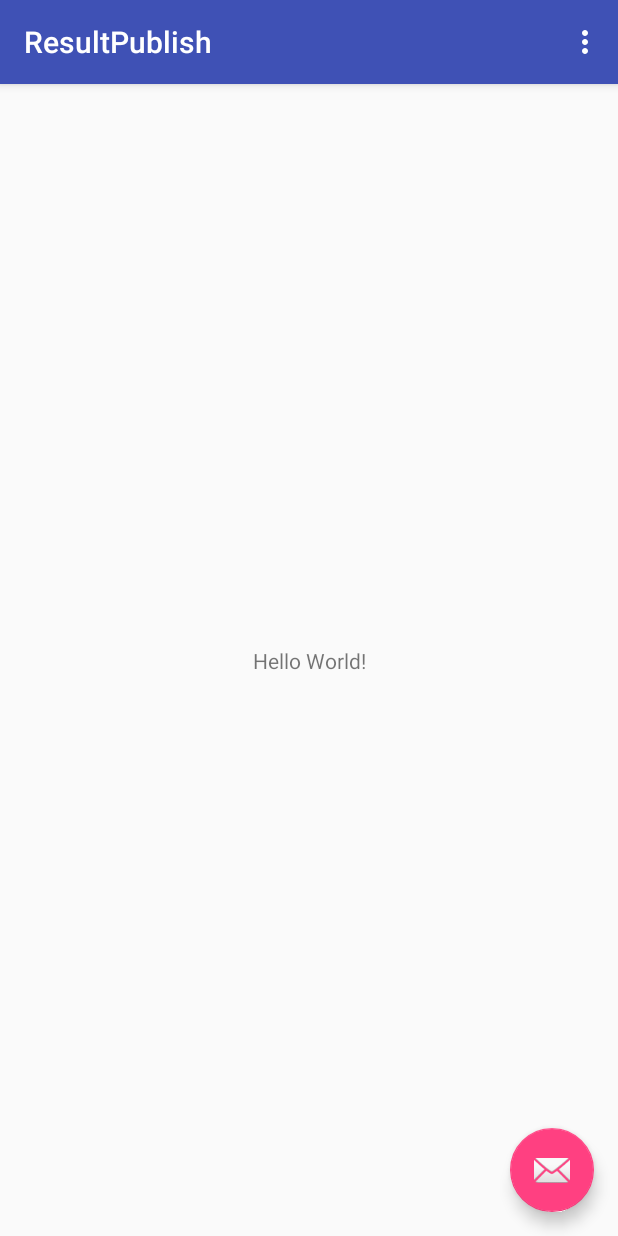
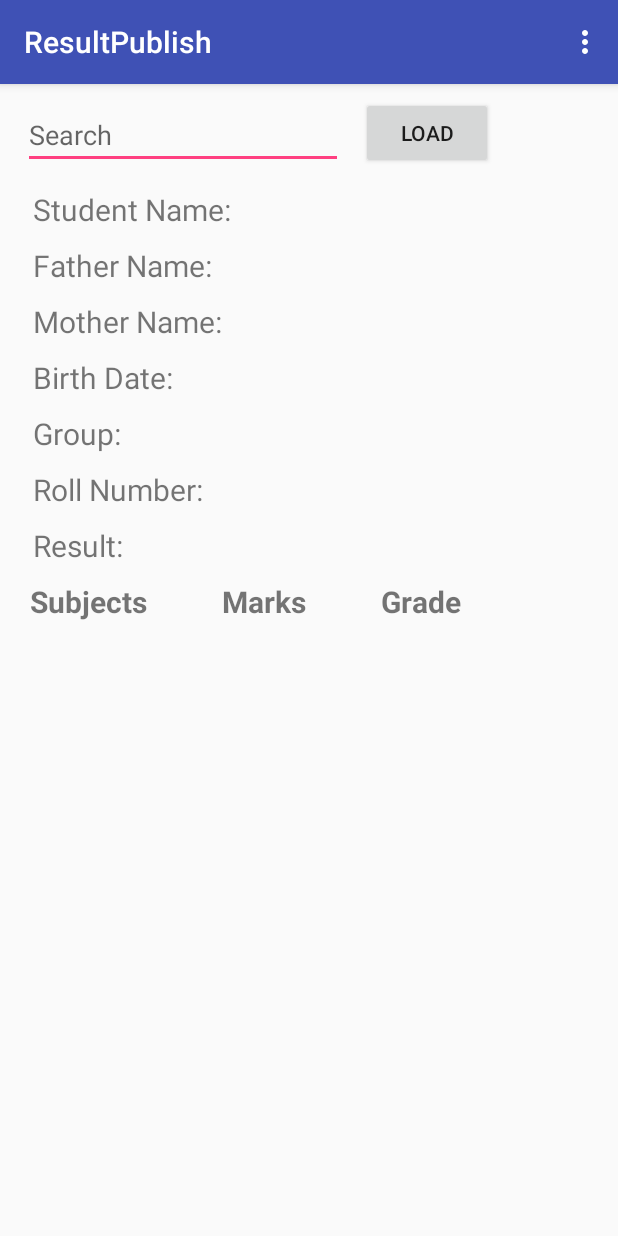
Before and after one commit to mkhan9047/ResultPublish, an Android app: the screen it shows after launch (MainActivity), on a phone screen of 412 x 824 dp. Run offline under Robolectric (Android 15) with nearby library versions, the phone set to English and light mode, and no system bars.

Commit message:
UI added

```diff
--- a/app/src/main/AndroidManifest.xml
+++ b/app/src/main/AndroidManifest.xml
@@ -19,6 +19,7 @@
                 <category android:name="android.intent.category.LAUNCHER" />
             </intent-filter>
         </activity>
+        <activity android:name=".SaveMarks"></activity>
     </application>
 
 </manifest>
--- a/app/src/main/java/com/example/mujahid/resultpublish/MainActivity.java
+++ b/app/src/main/java/com/example/mujahid/resultpublish/MainActivity.java
@@ -1,5 +1,6 @@
 package com.example.mujahid.resultpublish;
 
+import android.content.Intent;
 import android.os.Bundle;
 import android.support.design.widget.FloatingActionButton;
 import android.support.design.widget.Snackbar;
@@ -18,14 +19,7 @@ public class MainActivity extends AppCompatActivity {
         Toolbar toolbar = (Toolbar) findViewById(R.id.toolbar);
         setSupportActionBar(toolbar);
 
-        FloatingActionButton fab = (FloatingActionButton) findViewById(R.id.fab);
-        fab.setOnClickListener(new View.OnClickListener() {
-            @Override
-            public void onClick(View view) {
-                Snackbar.make(view, "Replace with your own action", Snackbar.LENGTH_LONG)
-                        .setAction("Action", null).show();
-            }
-        });
+
     }
 
     @Override
@@ -44,6 +38,9 @@ public class MainActivity extends AppCompatActivity {
 
         //noinspection SimplifiableIfStatement
         if (id == R.id.action_settings) {
+            Intent intent = new Intent(this, SaveMarks.class);
+            startActivity(intent);
+
             return true;
         }
 
--- a/app/src/main/res/layout/activity_main.xml
+++ b/app/src/main/res/layout/activity_main.xml
@@ -22,12 +22,6 @@
 
     <include layout="@layout/content_main" />
 
-    <android.support.design.widget.FloatingActionButton
-        android:id="@+id/fab"
-        android:layout_width="wrap_content"
-        android:layout_height="wrap_content"
-        android:layout_gravity="bottom|end"
-        android:layout_margin="@dimen/fab_margin"
-        app:srcCompat="@android:drawable/ic_dialog_email" />
+
 
 </android.support.design.widget.CoordinatorLayout>
--- a/app/src/main/res/layout/content_main.xml
+++ b/app/src/main/res/layout/content_main.xml
@@ -1,5 +1,5 @@
 <?xml version="1.0" encoding="utf-8"?>
-<android.support.constraint.ConstraintLayout xmlns:android="http://schemas.android.com/apk/res/android"
+<RelativeLayout xmlns:android="http://schemas.android.com/apk/res/android"
     xmlns:app="http://schemas.android.com/apk/res-auto"
     xmlns:tools="http://schemas.android.com/tools"
     android:layout_width="match_parent"
@@ -7,14 +7,153 @@
     app:layout_behavior="@string/appbar_scrolling_view_behavior"
     tools:context="com.example.mujahid.resultpublish.MainActivity"
     tools:showIn="@layout/activity_main">
-
-    <TextView
+    <LinearLayout
         android:layout_width="wrap_content"
         android:layout_height="wrap_content"
-        android:text="Hello World!"
-        app:layout_constraintBottom_toBottomOf="parent"
-        app:layout_constraintLeft_toLeftOf="parent"
-        app:layout_constraintRight_toRightOf="parent"
-        app:layout_constraintTop_toTopOf="parent" />
+        android:orientation="vertical"
+        android:layout_marginTop="60dp"
+        android:id="@+id/linearLayout">
 
-</android.support.constraint.ConstraintLayout>
+        <TextView
+            android:id="@+id/stu_name"
+            android:layout_width="wrap_content"
+            android:layout_height="wrap_content"
+            android:layout_marginStart="22dp"
+            android:textSize="20sp"
+            android:layout_marginTop="10dp"
+            android:text="Student Name: " />
+        <TextView
+            android:id="@+id/father_name"
+            android:layout_width="wrap_content"
+            android:layout_height="wrap_content"
+            android:layout_marginStart="22dp"
+            android:textSize="20sp"
+            android:layout_marginTop="10dp"
+            android:text="Father Name: " />
+        <TextView
+            android:id="@+id/mother_name"
+            android:layout_width="wrap_content"
+            android:layout_height="wrap_content"
+            android:layout_marginStart="22dp"
+            android:textSize="20sp"
+            android:layout_marginTop="10dp"
+            android:text="Mother Name: " />
+        <TextView
+            android:id="@+id/birth_date"
+            android:layout_width="wrap_content"
+            android:layout_height="wrap_content"
+            android:layout_marginStart="22dp"
+            android:textSize="20sp"
+            android:layout_marginTop="10dp"
+            android:text="Birth Date: " />
+        <TextView
+            android:id="@+id/group"
+            android:layout_width="wrap_content"
+            android:layout_height="wrap_content"
+            android:layout_marginStart="22dp"
+            android:textSize="20sp"
+            android:layout_marginTop="10dp"
+            android:text="Group: " />
+
+        <TextView
+            android:id="@+id/roll_number"
+            android:layout_width="wrap_content"
+            android:layout_height="wrap_content"
+            android:layout_marginStart="22dp"
+            android:textSize="20sp"
+            android:layout_marginTop="10dp"
+            android:text="Roll Number: " />
+        <TextView
+            android:id="@+id/result"
+            android:layout_width="wrap_content"
+            android:layout_height="wrap_content"
+            android:layout_marginStart="22dp"
+            android:textSize="20sp"
+            android:layout_marginTop="10dp"
+            android:text="Result: " />
+    </LinearLayout>
+
+    <LinearLayout
+        android:layout_marginTop="10dp"
+        android:layout_width="match_parent"
+        android:layout_below="@+id/linearLayout"
+        android:orientation="horizontal"
+        android:id="@+id/header"
+        android:layout_height="wrap_content">
+        <TextView
+            android:layout_width="wrap_content"
+            android:layout_height="wrap_content"
+            android:text="Subjects"
+            android:textSize="20sp"
+            android:textStyle="bold"
+            android:layout_marginStart="20dp"
+            />
+        <TextView
+            android:layout_width="wrap_content"
+            android:layout_height="wrap_content"
+            android:layout_marginStart="50dp"
+            android:textStyle="bold"
+            android:textSize="20sp"
+            android:text="Marks"
+            />
+        <TextView
+            android:layout_width="wrap_content"
+            android:layout_height="wrap_content"
+            android:layout_marginStart="50dp"
+            android:textStyle="bold"
+            android:textSize="20sp"
+            android:text="Grade"
+            />
+
+    </LinearLayout>
+
+
+    <ScrollView
+        android:layout_below="@+id/header"
+        android:layout_marginTop="5dp"
+        android:layout_width="match_parent"
+        android:layout_height="match_parent"
+        android:fillViewport="true"
+        >
+        <LinearLayout
+            android:layout_width="match_parent"
+            android:layout_height="wrap_content"
+            >
+            <TableLayout
+                android:layout_width="match_parent"
+                android:layout_height="match_parent"
+                xmlns:android="http://schemas.android.com/apk/res/android"
+                android:id="@+id/tableLayout"
+                android:stretchColumns="0,1"
+                >
+
+            </TableLayout>
+
+        </LinearLayout>
+    </ScrollView>
+
+    <EditText
+        android:id="@+id/search"
+        android:layout_width="wrap_content"
+        android:layout_height="wrap_content"
+        android:layout_alignParentStart="true"
+        android:layout_alignParentTop="true"
+        android:layout_marginStart="15dp"
+        android:layout_marginTop="11dp"
+        android:ems="10"
+        android:hint="Search"
+        android:inputType="number" />
+
+    <Button
+        android:id="@+id/load"
+        android:layout_width="wrap_content"
+        android:layout_height="wrap_content"
+        android:layout_alignBottom="@+id/search"
+        android:layout_marginStart="12dp"
+        android:layout_toEndOf="@+id/search"
+        android:text="Load" />
+
+
+
+
+</RelativeLayout>
--- a/app/src/main/res/menu/menu_main.xml
+++ b/app/src/main/res/menu/menu_main.xml
@@ -5,6 +5,6 @@
     <item
         android:id="@+id/action_settings"
         android:orderInCategory="100"
-        android:title="@string/action_settings"
+        android:title="Insert Result"
         app:showAsAction="never" />
 </menu>
--- a/app/src/main/res/values/strings.xml
+++ b/app/src/main/res/values/strings.xml
@@ -1,4 +1,9 @@
 <resources>
     <string name="app_name">ResultPublish</string>
     <string name="action_settings">Settings</string>
+    <string-array name="snipper">
+        <item>Science</item>
+        <item>Commerce</item>
+        <item>Humanities</item>
+    </string-array>
 </resources>
```
Also changed, not shown: app/src/main/java/com/example/mujahid/resultpublish/SaveMarks.java (added, +23 -0 lines), app/src/main/res/layout/activity_save_marks.xml (added, +113 -0 lines).
